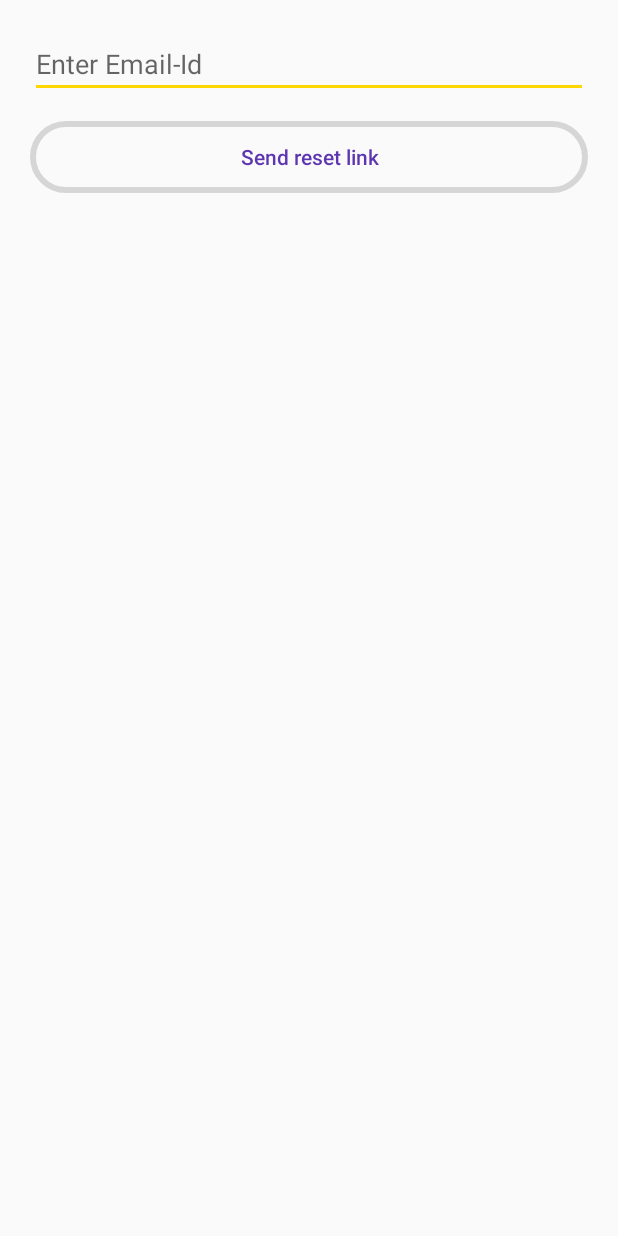
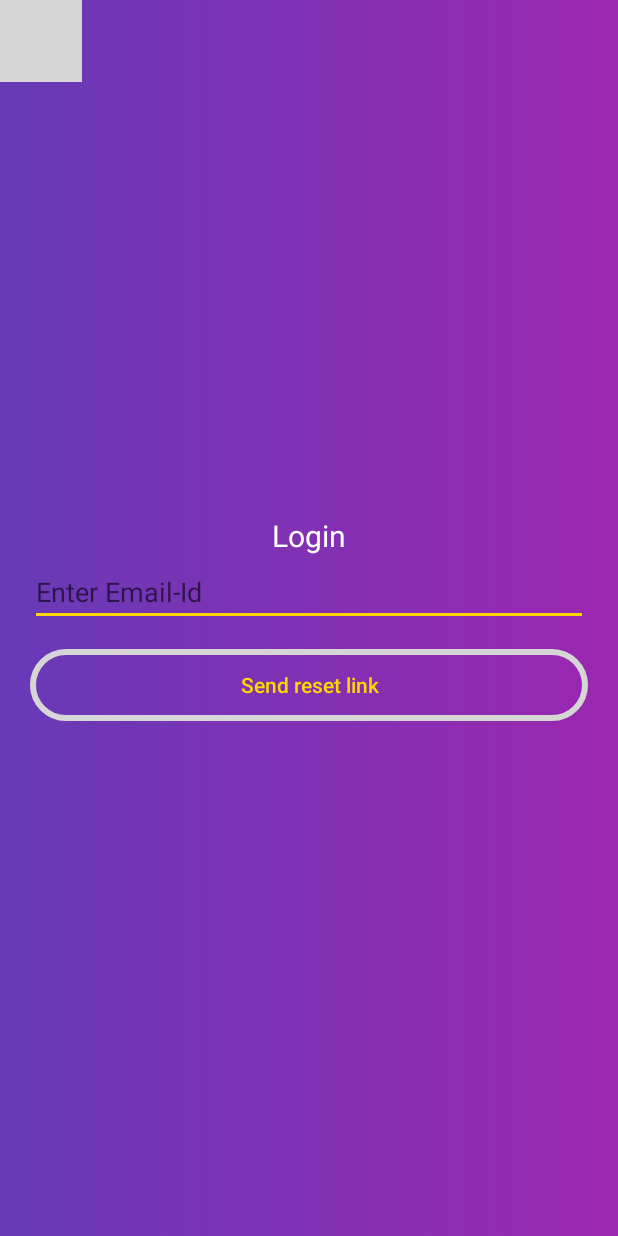
Before and after one commit to svkrclg/justapp, an Android app: the ResetPassword screen opened directly, with no data from a screen before it, on a phone screen of 412 x 824 dp. Run offline under Robolectric (Android 15) with nearby library versions, the phone set to English and light mode, and no system bars; our stand-ins replace Firebase (no records; nobody signed in at launch, a user with empty details on screens opened directly); libraries missing offline, so code that uses them is left out: br.com.simplepass; plain views replace CircularProgressButton, MaterialTextField; 2 statements that could not run were skipped; grey boxes are pictures that could not be loaded.

Commit message:
UI improve (login reset and register)

```diff
--- a/app/src/main/java/com/example/rival/moneytracker/AddTransaction.java
+++ b/app/src/main/java/com/example/rival/moneytracker/AddTransaction.java
@@ -286,7 +286,7 @@ public void commitTransaction() {
                 addTransaction.revertAnimation(new OnAnimationEndListener() {
                     @Override
                     public void onAnimationEnd() {
-                        addTransaction.setBackgroundColor(R.drawable.circular_border_shape_green);
+                        addTransaction.setBackground(getResources().getDrawable(R.drawable.circular_border_shape));
                         addTransaction.setText("TAP TO CONTINUE");
                         istransactionAdded = true;
                     }
--- a/app/src/main/java/com/example/rival/moneytracker/ResetPassword.java
+++ b/app/src/main/java/com/example/rival/moneytracker/ResetPassword.java
@@ -1,6 +1,7 @@
 package com.example.rival.moneytracker;
 
 import android.content.IntentFilter;
+import android.graphics.drawable.AnimationDrawable;
 import android.support.annotation.NonNull;
 import android.support.design.widget.Snackbar;
 import android.support.v7.app.AppCompatActivity;
@@ -8,6 +9,7 @@ import android.os.Bundle;
 import android.util.Log;
 import android.view.View;
 import android.widget.EditText;
+import android.widget.ImageButton;
 import android.widget.Toast;
 
 import com.google.android.gms.tasks.OnCompleteListener;
@@ -28,16 +30,28 @@ public class ResetPassword extends AppCompatActivity {
     Boolean bEmailSent=false;
     private Snackbar snackbar;
     private InternetStatusReciever internetStatusReciever;
+    private  AnimationDrawable animationDrawable;
     @Override
     protected void onCreate(Bundle savedInstanceState) {
         super.onCreate(savedInstanceState);
         setContentView(R.layout.activity_reset_password);
         edtResetEmail=(EditText) findViewById(R.id.resetEmail);
+
+        animationDrawable =(AnimationDrawable)findViewById(R.id.relativelayout).getBackground();
         btnReset=(CircularProgressButton) findViewById(R.id.btnReset);
         firebaseAuth= FirebaseAuth.getInstance();
         snackbar=Snackbar.make(findViewById(android.R.id.content), "You are offline", Snackbar.LENGTH_INDEFINITE);
         internetStatusReciever=new InternetStatusReciever(snackbar);
         registerReceiver(internetStatusReciever, new IntentFilter("android.net.conn.CONNECTIVITY_CHANGE"));
+        ImageButton back=findViewById(R.id.back);
+        back.setOnClickListener(new View.OnClickListener() {
+            @Override
+            public void onClick(View v) {
+                onBackPressed();
+            }
+        });
+        animationDrawable.setEnterFadeDuration(2000);
+        animationDrawable.setExitFadeDuration(2000);
     }
     public void Reset(View view)
     {
@@ -120,12 +134,15 @@ public class ResetPassword extends AppCompatActivity {
     protected void onStart() {
         super.onStart();
         registerReceiver(internetStatusReciever, new IntentFilter("android.net.conn.CONNECTIVITY_CHANGE"));
-
+        if (animationDrawable != null && !animationDrawable.isRunning())
+            animationDrawable.start();
     }
 
     @Override
     protected void onStop() {
         super.onStop();
         unregisterReceiver(internetStatusReciever);
+        if (animationDrawable != null && animationDrawable.isRunning())
+            animationDrawable.stop();
     }
 }
--- a/app/src/main/res/layout/activity_reset_password.xml
+++ b/app/src/main/res/layout/activity_reset_password.xml
@@ -3,17 +3,36 @@
     xmlns:app="http://schemas.android.com/apk/res-auto"
     xmlns:tools="http://schemas.android.com/tools"
     android:layout_width="match_parent"
+    android:id="@+id/relativelayout"
+    android:background="@drawable/animation_list"
     android:layout_height="match_parent"
     tools:context=".ResetPassword">
+    <ImageButton
+        android:layout_width="wrap_content"
+        android:layout_height="wrap_content"
+        android:padding="15dp"
+        android:id="@+id/bac"
+        android:background="@color/zxing_transparent"
+        android:layout_alignParentStart="true"
+        android:src="@drawable/right_arrow"/>
     <LinearLayout
         android:layout_width="match_parent"
-        android:layout_height="match_parent"
+        android:layout_height="wrap_content"
+        android:layout_centerInParent="true"
         android:layout_margin="20dp"
         android:orientation="vertical">
+        <TextView
+            android:layout_width="wrap_content"
+            android:layout_height="wrap_content"
+            android:layout_gravity="center_horizontal"
+            android:layout_marginBottom="1dp"
+            android:text="Login"
+            android:textColor="#fff"
+            android:textSize="20dp" />
     <com.github.florent37.materialtextfield.MaterialTextField
         android:layout_width="match_parent"
         android:layout_height="wrap_content"
-        app:mtf_labelColor="@color/colorPrimaryDark"
+        app:mtf_labelColor="@color/colorAccent"
         app:mtf_openKeyboardOnFocus="true"
         app:mtf_image="@drawable/passwordicon">
         <EditText
@@ -37,7 +56,7 @@
         app:spinning_bar_width="30dp"
         android:onClick="Reset"
         app:spinning_bar_color="@color/colorPrimaryDark"
-        android:textColor="@color/colorPrimaryDark"
+        android:textColor="@color/colorAccent"
         app:spinning_bar_padding="6dp"/>
     </LinearLayout>
 </RelativeLayout>
```
Also changed, not shown: app/src/main/java/com/example/rival/moneytracker/LoginActivity.java (+2 -8 lines), app/src/main/java/com/example/rival/moneytracker/RegisterActivity.java (+9 -1 lines), app/src/main/java/com/example/rival/moneytracker/WithFriendRecord.java (+9 -0 lines), app/src/main/res/layout/activity_register.xml (+12 -2 lines).
